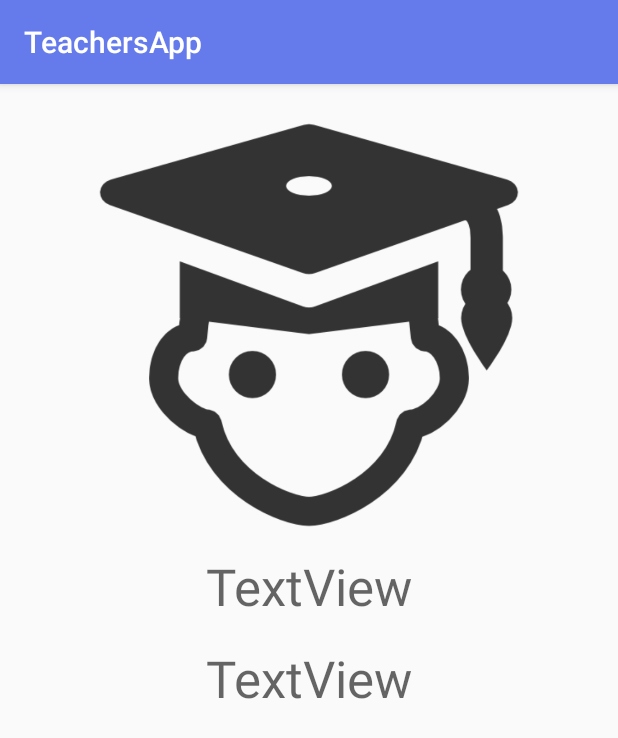
After one commit to Deepthi1912/TeachersApp, an Android app: the StudentActivity screen opened directly, with no data from a screen before it, on a phone screen of 412 x 824 dp. The commit adds this screen. Shown: the top 738 px of the screen. Run offline under Robolectric (Android 15) with nearby library versions, the phone set to English and light mode, and no system bars.

Commit message:
Adding new students, saving them, updating recyclerview, deleting all of them, changed color scheme

```diff
--- a/app/src/main/java/com/example/teachersapp/activity/MainActivity.java
+++ b/app/src/main/java/com/example/teachersapp/activity/MainActivity.java
@@ -14,7 +14,7 @@ public class MainActivity extends AppCompatActivity {
         setContentView(R.layout.activity_main);
 
         findViewById(R.id.open_student_list_button).setOnClickListener(v -> {
-            Intent i = new Intent(MainActivity.this, StudentsActivity.class);
+            Intent i = new Intent(MainActivity.this, StudentListActivity.class);
             startActivity(i);
         });
     }
--- /dev/null
+++ b/app/src/main/java/com/example/teachersapp/activity/StudentActivity.java
@@ -0,0 +1,16 @@
+package com.example.teachersapp.activity;
+
+import android.support.v7.app.AppCompatActivity;
+import android.os.Bundle;
+
+import com.example.teachersapp.R;
+
+public class StudentActivity extends AppCompatActivity {
+
+    @Override
+    protected void onCreate(Bundle savedInstanceState) {
+        super.onCreate(savedInstanceState);
+        setContentView(R.layout.activity_student);
+
+    }
+}
--- a/app/src/main/java/com/example/teachersapp/adapter/StudentAdapter.java
+++ b/app/src/main/java/com/example/teachersapp/adapter/StudentAdapter.java
@@ -1,6 +1,5 @@
 package com.example.teachersapp.adapter;
 
-import android.content.Context;
 import android.net.Uri;
 import android.support.annotation.NonNull;
 import android.support.v7.widget.RecyclerView;
@@ -22,6 +21,7 @@ public class StudentAdapter extends RecyclerView.Adapter<StudentAdapter.StudentV
 
     public void setStudents (List<Student> students) {
         this.students = students;
+        notifyDataSetChanged();
     }
 
     @NonNull
@@ -50,8 +50,8 @@ public class StudentAdapter extends RecyclerView.Adapter<StudentAdapter.StudentV
 
         public StudentViewHolder(View itemView) {
             super(itemView);
-            photo = itemView.findViewById(R.id.student_photo);
-            name = itemView.findViewById(R.id.student_name);
+            photo = itemView.findViewById(R.id.student_card_photo);
+            name = itemView.findViewById(R.id.student_card_name);
         }
     }
 
--- a/app/src/main/java/com/example/teachersapp/database/StudentDatabase.java
+++ b/app/src/main/java/com/example/teachersapp/database/StudentDatabase.java
@@ -5,10 +5,12 @@ import android.arch.persistence.room.Database;
 import android.arch.persistence.room.Room;
 import android.arch.persistence.room.RoomDatabase;
 import android.content.Context;
+import android.media.MediaRouter;
 import android.net.Uri;
 import android.os.AsyncTask;
 import android.support.annotation.NonNull;
 
+import com.example.teachersapp.R;
 import com.example.teachersapp.model.Student;
 
 import java.util.Random;
@@ -35,6 +37,8 @@ public abstract class StudentDatabase extends RoomDatabase {
         public void onCreate(@NonNull SupportSQLiteDatabase db) {
             super.onCreate(db);
             new PopulateDbAsyncTask(instance).execute();
+
+
         }
     };
 
@@ -46,7 +50,7 @@ public abstract class StudentDatabase extends RoomDatabase {
         }
         @Override
         protected Void doInBackground(Void... voids) {
-            // Here we can populate db when it's being initialized
+            // pre-populate database
             return null;
         }
     }
--- /dev/null
+++ b/app/src/main/res/layout/activity_student.xml
@@ -0,0 +1,36 @@
+<?xml version="1.0" encoding="utf-8"?>
+<LinearLayout xmlns:android="http://schemas.android.com/apk/res/android"
+    xmlns:app="http://schemas.android.com/apk/res-auto"
+    android:layout_width="match_parent"
+    android:layout_height="match_parent"
+    android:layout_gravity="center"
+    android:baselineAligned="false"
+    android:orientation="vertical"
+    android:padding="8dp">
+
+    <ImageView
+        android:id="@+id/student_photo_imageView"
+        android:layout_width="280dp"
+        android:layout_height="280dp"
+        android:layout_gravity="center"
+        android:layout_margin="8dp"
+        app:srcCompat="@drawable/student" />
+
+    <TextView
+        android:id="@+id/student_firstname"
+        android:layout_width="wrap_content"
+        android:layout_height="wrap_content"
+        android:layout_gravity="center"
+        android:layout_margin="8dp"
+        android:text="TextView"
+        android:textAppearance="@style/TextAppearance.AppCompat.Display1" />
+
+    <TextView
+        android:id="@+id/student_lastname"
+        android:layout_width="wrap_content"
+        android:layout_height="wrap_content"
+        android:layout_gravity="center"
+        android:layout_margin="8dp"
+        android:text="TextView"
+        android:textAppearance="@style/TextAppearance.AppCompat.Display1" />
+</LinearLayout>
```
Also changed, not shown: app/src/main/AndroidManifest.xml (+10 -5 lines), app/src/main/java/com/example/teachersapp/activity/StudentListActivity.java (renamed from app/src/main/java/com/example/teachersapp/activity/StudentsActivity.java, +6 -8 lines), app/src/main/res/layout/activity_create_student.xml (+4 -12 lines), app/src/main/res/values/strings.xml (+13 -13 lines), app/build.gradle (line endings or trailing spaces), app/src/main/res/layout/activity_student_list.xml (renamed from app/src/main/res/layout/activity_students.xml).
